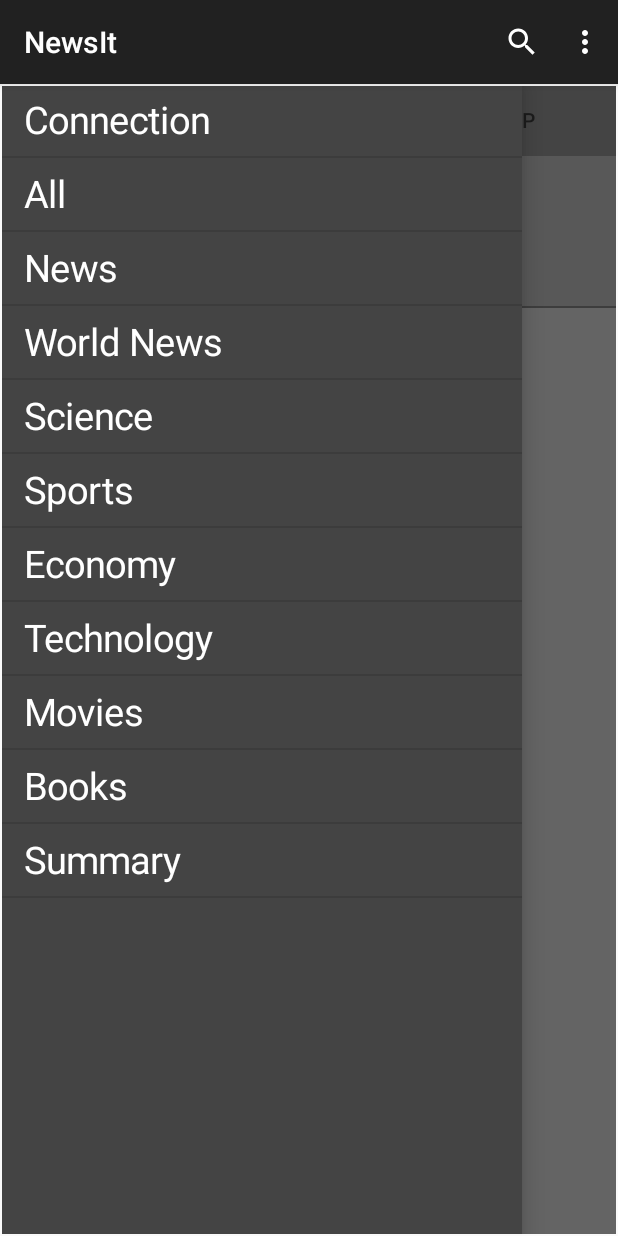
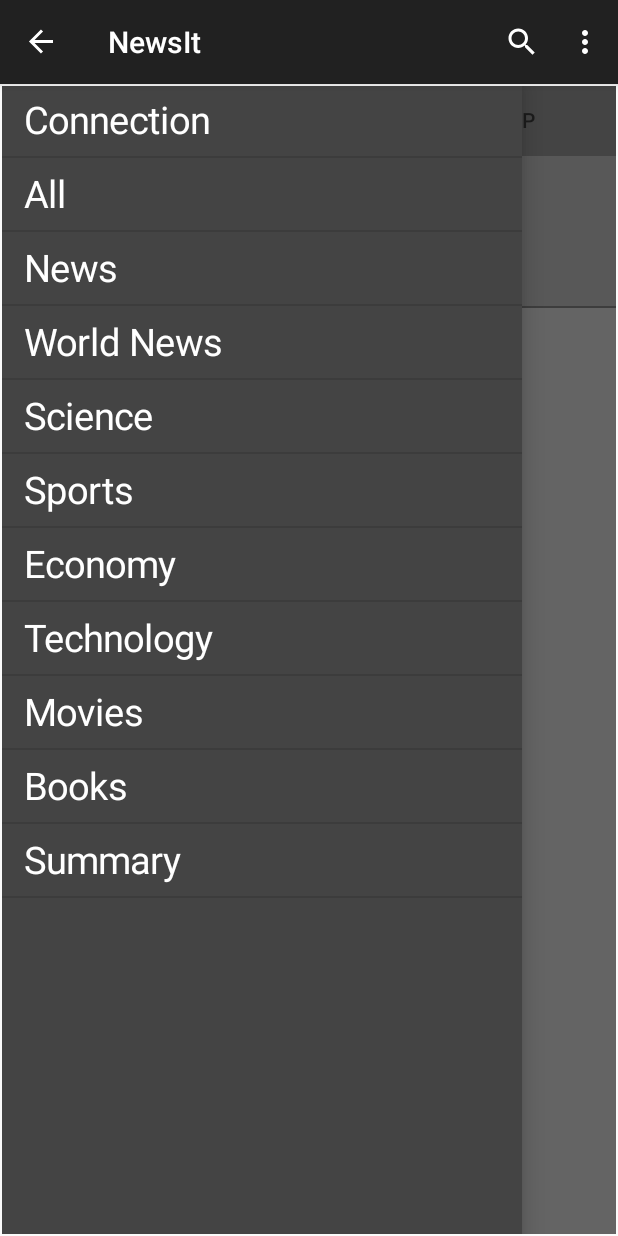
Before and after one commit to rtouti/news-reader, an Android app: the MainActivity screen opened directly, with no data from a screen before it, with the side drawer open, on a phone screen of 412 x 824 dp. Run offline under Robolectric (Android 15) with nearby library versions, the phone set to English and light mode, and no system bars; our stand-ins replace Picasso; pictures from the network do not load; 8 statements that could not run were skipped.

```diff
--- a/app/src/main/java/com/reddit/client/redditclient2/controllers/activities/MainActivity.java
+++ b/app/src/main/java/com/reddit/client/redditclient2/controllers/activities/MainActivity.java
@@ -8,11 +8,14 @@ import android.graphics.Color;
 import android.net.Uri;
 import android.os.Bundle;
 import android.support.design.widget.TabLayout;
+import android.support.v4.view.GravityCompat;
 import android.support.v4.widget.DrawerLayout;
+import android.support.v7.app.ActionBarDrawerToggle;
 import android.support.v7.app.AlertDialog;
 import android.support.v7.app.AppCompatActivity;
 import android.support.v7.widget.SearchView;
 import android.util.Log;
+import android.view.Gravity;
 import android.view.Menu;
 import android.view.MenuItem;
 import android.view.View;
@@ -56,6 +59,7 @@ public class MainActivity extends AppCompatActivity {
 
     private Account account;
 
+    private ActionBarDrawerToggle toggle;
     /*private String[] sortingItems = {
             getResources().getString(R.string.tab_hot),
             getResources().getString(R.string.tab_new),
@@ -108,7 +112,7 @@ public class MainActivity extends AppCompatActivity {
         setTheme(THEME);
         setContentView(R.layout.activity_main);
 
-        getSupportActionBar().setDisplayHomeAsUpEnabled(false);
+
 
         //On initialise le tableau ici parce qu'il faut avoir crée l'activité
         //avant de pouvoir utiliser la méthode getResources()
@@ -140,9 +144,24 @@ public class MainActivity extends AppCompatActivity {
             drawer_list_view.setBackgroundColor(Color.DKGRAY);
         }
 
-        DrawerLayout drawer_layout = (DrawerLayout)findViewById(R.id.activity_main);
+        final DrawerLayout drawer_layout = (DrawerLayout)findViewById(R.id.activity_main);
         drawer_list_view.setAdapter(drawer_adapter);
         drawer_list_view.setOnItemClickListener(new DrawerOnItemClickListener(this, drawerItemsStrings, drawer_layout));
+
+
+
+        toggle = new ActionBarDrawerToggle(this, drawer_layout,
+                R.string.open,
+                R.string.close);
+
+        drawer_layout.addDrawerListener(toggle);
+
+        getSupportActionBar().setDisplayHomeAsUpEnabled(true);
+        getSupportActionBar().setHomeButtonEnabled(true);
+
+
+
+
 
         TabLayout tab_layout = (TabLayout)findViewById(R.id.tab_layout);
         tab_layout.addOnTabSelectedListener(new SortingTabsOnTabSelectedListener(this));
@@ -182,6 +201,7 @@ public class MainActivity extends AppCompatActivity {
     public boolean onCreateOptionsMenu(Menu menu) {
         getMenuInflater().inflate(R.menu.options_menu, menu);
 
+
         SearchManager searchManager = (SearchManager)getSystemService(Context.SEARCH_SERVICE);
         SearchView searchView = (SearchView)menu.findItem(R.id.menu_search).getActionView();
         searchView.setSearchableInfo(searchManager.getSearchableInfo(getComponentName()));
@@ -200,6 +220,10 @@ public class MainActivity extends AppCompatActivity {
 
     @Override
     public boolean onOptionsItemSelected(MenuItem item) {
+
+        if (toggle.onOptionsItemSelected(item))
+            return true;
+
         switch (item.getItemId()){
             case R.id.preference_menu:
 
@@ -224,7 +248,7 @@ public class MainActivity extends AppCompatActivity {
                 break;
         }
 
-        return true;
+        return super.onOptionsItemSelected(item);
     }
 
 
@@ -305,4 +329,10 @@ public class MainActivity extends AppCompatActivity {
         return drawer_list_view;
     }
 
+    @Override
+    protected void onPostCreate(Bundle savedInstanceState) {
+        super.onPostCreate(savedInstanceState);
+        toggle.syncState();
+    }
+
 }
--- a/app/src/main/res/menu/options_menu.xml
+++ b/app/src/main/res/menu/options_menu.xml
@@ -1,11 +1,13 @@
 <?xml version="1.0" encoding="utf-8"?>
 <menu xmlns:app="http://schemas.android.com/apk/res-auto"
     xmlns:android="http://schemas.android.com/apk/res/android">
+
     <item android:title="@string/preference"
         android:id="@+id/preference_menu" />
-    <item android:title="@string/sorting"
-        android:id="@+id/sorting_menu" />
 
+    <item
+        android:id="@+id/sorting_menu"
+        android:title="@string/sorting" />
     <item android:id="@+id/menu_search"
         android:title="@string/search_text"
         app:actionViewClass="android.support.v7.widget.SearchView"
--- a/app/src/main/res/values/strings.xml
+++ b/app/src/main/res/values/strings.xml
@@ -53,4 +53,7 @@
     <string name="email_chooser">Choose an email app</string>
     <string name="failed_connection">Connection failed, please verify your internet connection.</string>
     <string name="add_comment_button">Add comment</string>
+    <string name="drawer_button_menu">drawer menu</string>
+    <string name="open">open</string>
+    <string name="close">close</string>
 </resources>
```
